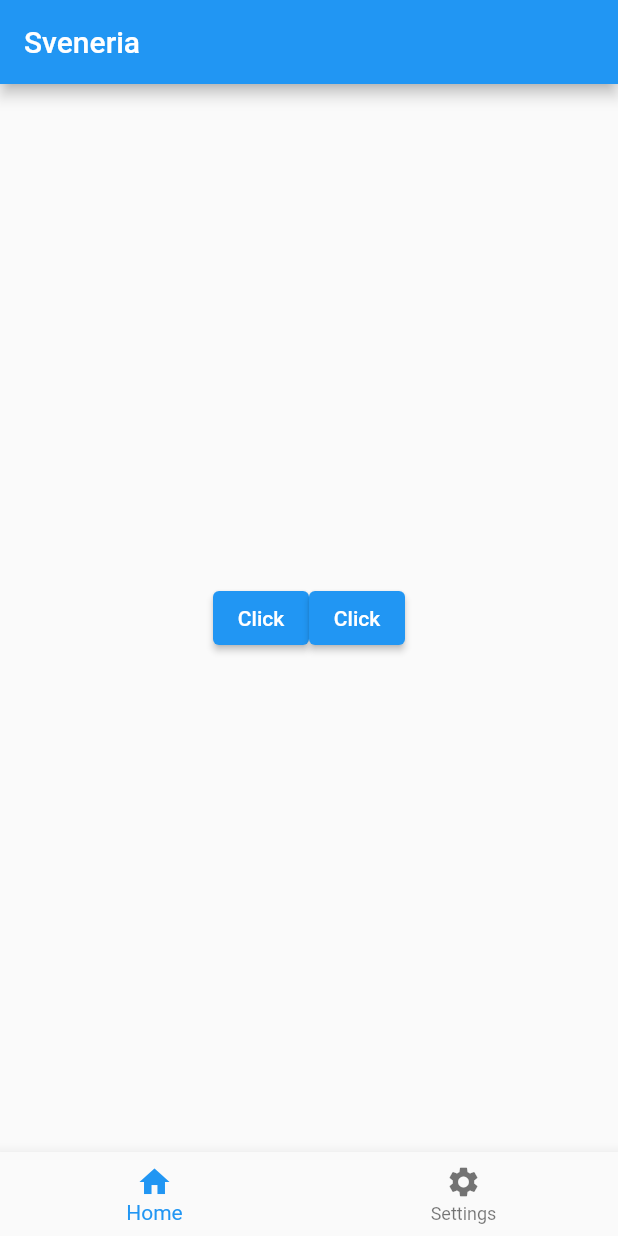
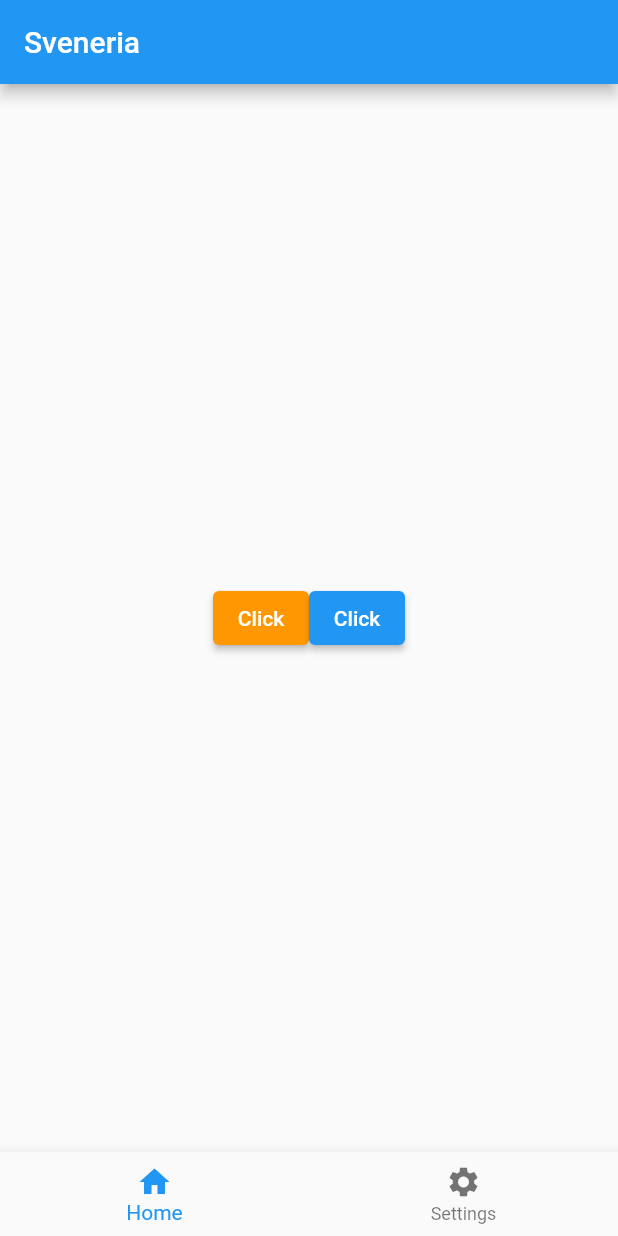
Before and after one commit to rjsnavarette03/flutter-basics, a Flutter app: the screen it shows after launch, on a phone screen of 412 x 824 dp. Run offline on Flutter 3.47's test engine with Material 2 defaults, Android fonts, the phone set to English and light mode, and no system bars.

Commit message:
Button color styling

```diff
--- a/lib/main.dart
+++ b/lib/main.dart
@@ -32,6 +32,10 @@ class _MyAppState extends State<MyApp> {
               crossAxisAlignment: CrossAxisAlignment.center,
               children: [
                 ElevatedButton(
+                  style: ElevatedButton.styleFrom(
+                    foregroundColor: Colors.white,
+                    backgroundColor: Colors.orange,
+                  ),
                   onPressed: () {
                     setState(() {
                       buttonName = 'Clicked';
```
